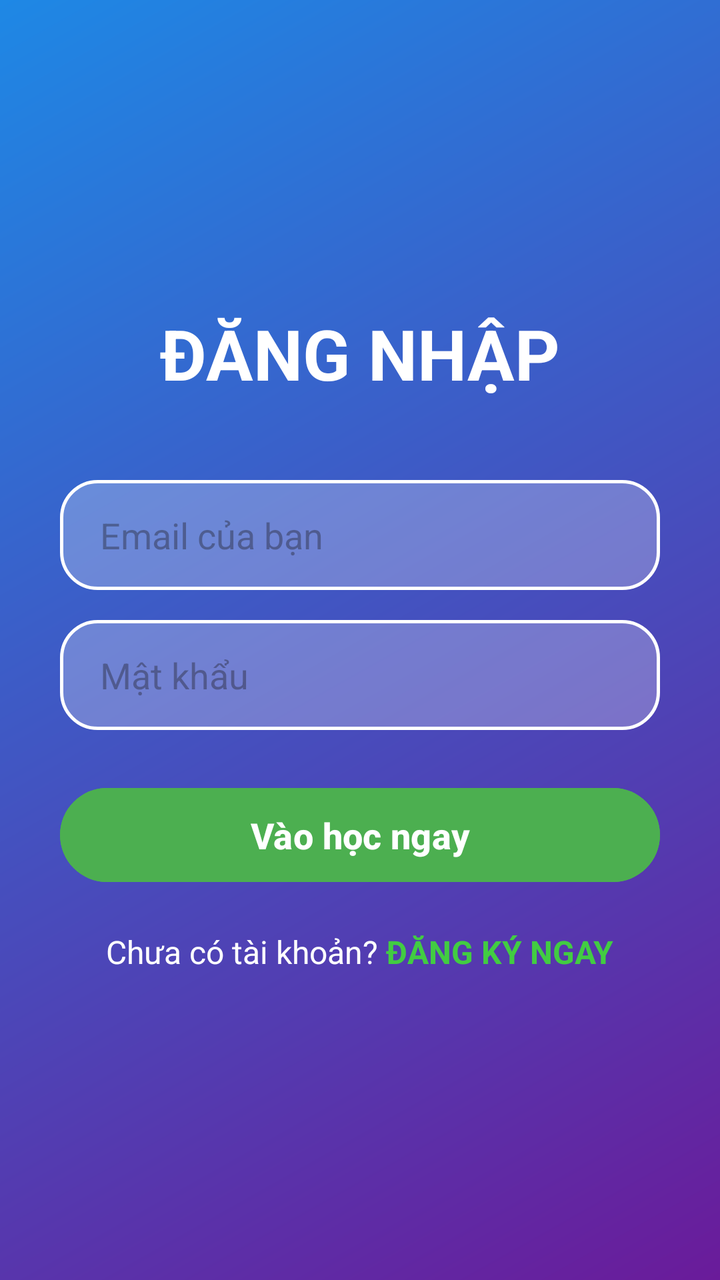
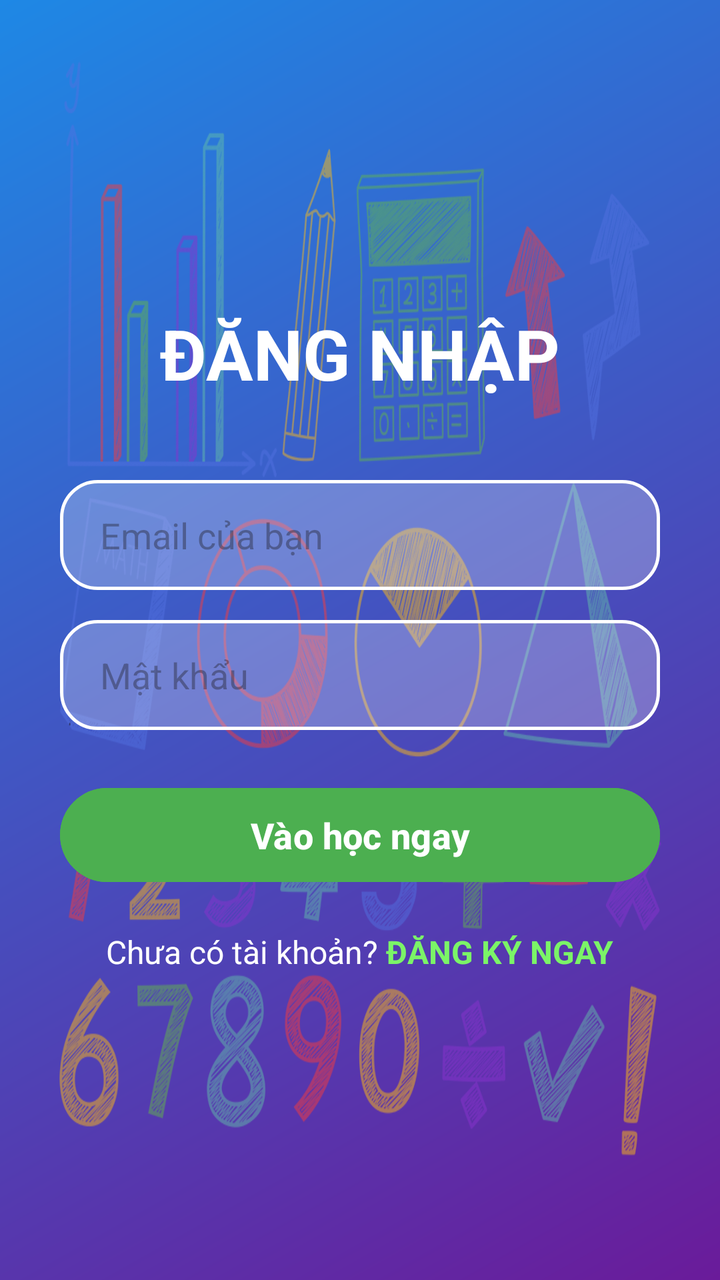

Screens rendered from an Android XML layout before and after an edit, with the pre-edit source and the edit as a unified diff.
<!-- AndroidManifest.xml: application theme Theme.MyApplication -->
<!-- res/layout/activity_login.xml -->
<?xml version="1.0" encoding="utf-8"?>
<LinearLayout xmlns:android="http://schemas.android.com/apk/res/android"
    android:layout_width="match_parent"
    android:layout_height="match_parent"
    android:background="@drawable/background_gradient"
    android:orientation="vertical"
    android:padding="30dp"
    android:gravity="center">

    <TextView
        android:layout_width="wrap_content"
        android:layout_height="wrap_content"
        android:text="ĐĂNG NHẬP"
        android:textColor="#FFFFFF"
        android:textSize="35sp"
        android:textStyle="bold"
        android:layout_marginBottom="40dp"/>

    <EditText
        android:id="@+id/edtEmailLogin"
        android:layout_width="match_parent"
        android:layout_height="55dp"
        android:background="@drawable/button_rounded"
        android:hint="Email của bạn"
        android:inputType="textEmailAddress"
        android:paddingLeft="20dp"
        android:layout_marginBottom="15dp"
        android:textColor="#000000"/>

    <EditText
        android:id="@+id/edtPasswordLogin"
        android:layout_width="match_parent"
        android:layout_height="55dp"
        android:background="@drawable/button_rounded"
        android:hint="Mật khẩu"
        android:inputType="textPassword"
        android:paddingLeft="20dp"
        android:layout_marginBottom="25dp"
        android:textColor="#000000"/>

    <Button
        android:id="@+id/btnLogin"
        android:layout_width="match_parent"
        android:layout_height="55dp"
        android:text="Vào học ngay"
        android:backgroundTint="#4CAF50"
        android:textColor="#FFFFFF"
        android:textSize="18sp"
        android:textStyle="bold"/>

    <LinearLayout
        android:layout_width="wrap_content"
        android:layout_height="wrap_content"
        android:orientation="horizontal"
        android:layout_marginTop="20dp">

        <TextView
            android:layout_width="wrap_content"
            android:layout_height="wrap_content"
            android:text="Chưa có tài khoản? "
            android:textColor="#FFFFFF"
            android:textSize="16sp"/>

        <TextView
            android:id="@+id/txtGoToRegister"
            android:layout_width="wrap_content"
            android:layout_height="wrap_content"
            android:text="ĐĂNG KÝ NGAY"
            android:textColor="#42CC42"
            android:textStyle="bold"
            android:textSize="16sp"
            android:background="?android:attr/selectableItemBackground"
            android:focusable="true"
            android:clickable="true"/>
    </LinearLayout>

</LinearLayout>
<!-- resources referenced by this layout -->
<resources>
  <!-- drawable background_gradient (drawable) -->
  <?xml version="1.0" encoding="utf-8"?>
  <shape xmlns:android="http://schemas.android.com/apk/res/android">
      <gradient
          android:startColor="#6A1B9A"
          android:endColor="#1E88E5"
          android:angle="135"/>
  </shape>
  <!-- drawable button_rounded (drawable) -->
  <?xml version="1.0" encoding="utf-8"?>
  <selector xmlns:android="http://schemas.android.com/apk/res/android">
      <item android:state_pressed="true">
          <shape>
              <solid android:color="#80FFFFFF" />
              <stroke android:width="2dp" android:color="#FFFFFF" />
              <corners android:radius="18dp" />
          </shape>
      </item>
  
      <item>
          <shape>
              <solid android:color="#40FFFFFF" />
              <stroke android:width="1.5dp" android:color="#FFFFFF" />
              <corners android:radius="18dp" />
          </shape>
      </item>
  </selector>
  <style name="Theme.MyApplication" parent="Base.Theme.MyApplication" />
  <style name="Base.Theme.MyApplication" parent="Theme.Material3.DayNight.NoActionBar">
          
          
      </style>
</resources>

<!-- the commit's change to res/layout/activity_login.xml (unified diff, before → after) -->
@@ -1,77 +1,96 @@
 <?xml version="1.0" encoding="utf-8"?>
-<LinearLayout xmlns:android="http://schemas.android.com/apk/res/android"
+<FrameLayout xmlns:android="http://schemas.android.com/apk/res/android"
     android:layout_width="match_parent"
-    android:layout_height="match_parent"
-    android:background="@drawable/background_gradient"
-    android:orientation="vertical"
-    android:padding="30dp"
-    android:gravity="center">
+    android:layout_height="match_parent">
 
-    <TextView
-        android:layout_width="wrap_content"
-        android:layout_height="wrap_content"
-        android:text="ĐĂNG NHẬP"
-        android:textColor="#FFFFFF"
-        android:textSize="35sp"
-        android:textStyle="bold"
-        android:layout_marginBottom="40dp"/>
+    <View
+        android:layout_width="match_parent"
+        android:layout_height="match_parent"
+        android:background="@drawable/background_gradient" />
 
-    <EditText
-        android:id="@+id/edtEmailLogin"
+    <ImageView
         android:layout_width="match_parent"
-        android:layout_height="55dp"
-        android:background="@drawable/button_rounded"
-        android:hint="Email của bạn"
-        android:inputType="textEmailAddress"
-        android:paddingLeft="20dp"
-        android:layout_marginBottom="15dp"
-        android:textColor="#000000"/>
-
-    <EditText
-        android:id="@+id/edtPasswordLogin"
-        android:layout_width="match_parent"
-        android:layout_height="55dp"
-        android:background="@drawable/button_rounded"
-        android:hint="Mật khẩu"
-        android:inputType="textPassword"
-        android:paddingLeft="20dp"
-        android:layout_marginBottom="25dp"
-        android:textColor="#000000"/>
-
-    <Button
-        android:id="@+id/btnLogin"
-        android:layout_width="match_parent"
-        android:layout_height="55dp"
-        android:text="Vào học ngay"
-        android:backgroundTint="#4CAF50"
-        android:textColor="#FFFFFF"
-        android:textSize="18sp"
-        android:textStyle="bold"/>
+        android:layout_height="match_parent"
+        android:src="@drawable/math2"
+        android:scaleType="fitXY"
+        android:tileModeX="repeat"
+        android:tileModeY="repeat"
+        android:alpha="0.5" />
 
     <LinearLayout
-        android:layout_width="wrap_content"
-        android:layout_height="wrap_content"
-        android:orientation="horizontal"
-        android:layout_marginTop="20dp">
+        android:layout_width="match_parent"
+        android:layout_height="match_parent"
+        android:orientation="vertical"
+        android:padding="30dp"
+        android:gravity="center">
 
         <TextView
             android:layout_width="wrap_content"
             android:layout_height="wrap_content"
-            android:text="Chưa có tài khoản? "
+            android:text="ĐĂNG NHẬP"
             android:textColor="#FFFFFF"
-            android:textSize="16sp"/>
+            android:textSize="35sp"
+            android:textStyle="bold"
+            android:layout_marginBottom="40dp"/>
 
-        <TextView
-            android:id="@+id/txtGoToRegister"
+        <EditText
+            android:id="@+id/edtEmailLogin"
+            android:layout_width="match_parent"
+            android:layout_height="55dp"
+            android:background="@drawable/button_rounded"
+            android:hint="Email của bạn"
+            android:inputType="textEmailAddress"
+            android:paddingLeft="20dp"
+            android:layout_marginBottom="15dp"
+            android:textColor="#000000"
+            android:autofillHints="emailAddress"/>
+
+        <EditText
+            android:id="@+id/edtPasswordLogin"
+            android:layout_width="match_parent"
+            android:layout_height="55dp"
+            android:background="@drawable/button_rounded"
+            android:hint="Mật khẩu"
+            android:inputType="textPassword"
+            android:paddingLeft="20dp"
+            android:layout_marginBottom="25dp"
+            android:textColor="#000000"
+            android:autofillHints="password"/>
+
+        <Button
+            android:id="@+id/btnLogin"
+            android:layout_width="match_parent"
+            android:layout_height="55dp"
+            android:text="Vào học ngay"
+            android:backgroundTint="#4CAF50"
+            android:textColor="#FFFFFF"
+            android:textSize="18sp"
+            android:textStyle="bold"/>
+
+        <LinearLayout
             android:layout_width="wrap_content"
             android:layout_height="wrap_content"
-            android:text="ĐĂNG KÝ NGAY"
-            android:textColor="#42CC42"
-            android:textStyle="bold"
-            android:textSize="16sp"
-            android:background="?android:attr/selectableItemBackground"
-            android:focusable="true"
-            android:clickable="true"/>
+            android:orientation="horizontal"
+            android:layout_marginTop="20dp">
+
+            <TextView
+                android:layout_width="wrap_content"
+                android:layout_height="wrap_content"
+                android:text="Chưa có tài khoản? "
+                android:textColor="#FFFFFF"
+                android:textSize="16sp"/>
+
+            <TextView
+                android:id="@+id/txtGoToRegister"
+                android:layout_width="wrap_content"
+                android:layout_height="wrap_content"
+                android:text="ĐĂNG KÝ NGAY"
+                android:textColor="#7BF467" android:textStyle="bold"
+                android:textSize="16sp"
+                android:background="?android:attr/selectableItemBackground"
+                android:focusable="true"
+                android:clickable="true"/>
+        </LinearLayout>
+
     </LinearLayout>
-
-</LinearLayout>
+</FrameLayout>
<!-- resource entries referenced after the edit -->
@@ -27,6 +27,7 @@
           </shape>
       </item>
   </selector>
+  <!-- drawable math2: png bitmap (drawable, 371933 bytes) -->
   <style name="Theme.MyApplication" parent="Base.Theme.MyApplication" />
   <style name="Base.Theme.MyApplication" parent="Theme.Material3.DayNight.NoActionBar">
           
